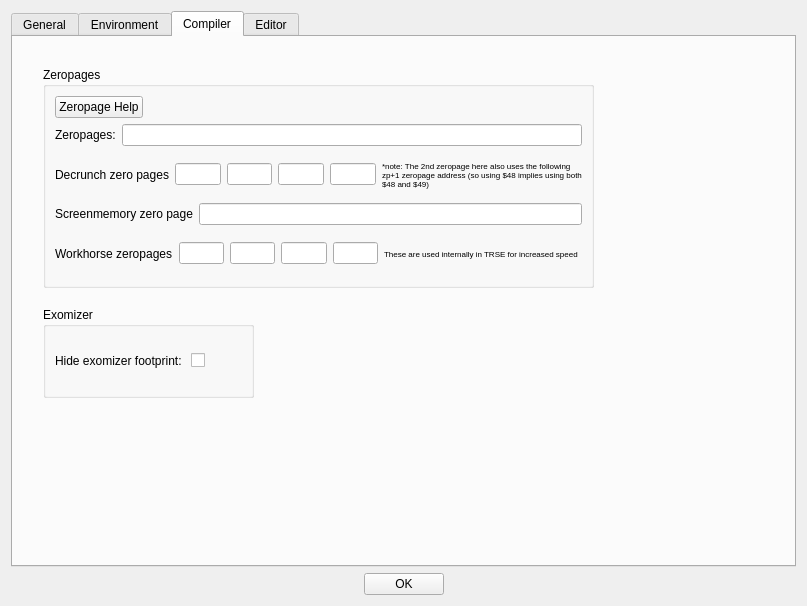
First picture: the form in source/dialogtrsesettings.ui, repository leuat/TRSE, before the edit.
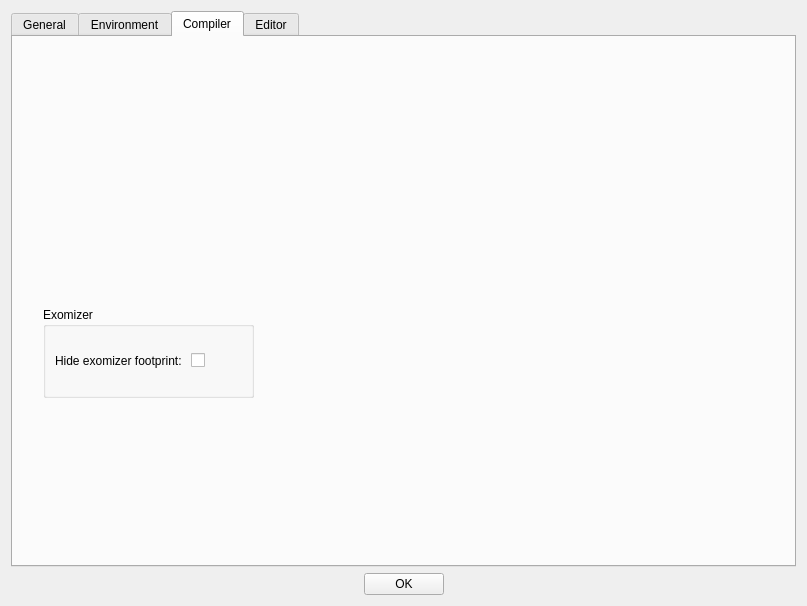
Second picture: the form after the edit.

Commit message: MemoryAnalyzer supports Zeropage overlap analysis. New dialog, can scale memory analyzer. New Dialog: project settings. StartBlock etc works for code as well as variables

```diff
--- a/source/dialogtrsesettings.ui
+++ b/source/dialogtrsesettings.ui
@@ -124,186 +124,6 @@
         <attribute name="title">
          <string>Compiler</string>
         </attribute>
-        <widget class="QGroupBox" name="groupBox_2">
-         <property name="geometry">
-          <rect>
-           <x>30</x>
-           <y>30</y>
-           <width>551</width>
-           <height>221</height>
-          </rect>
-         </property>
-         <property name="title">
-          <string>Zeropages</string>
-         </property>
-         <layout class="QHBoxLayout" name="horizontalLayout_9">
-          <item>
-           <layout class="QVBoxLayout" name="verticalLayout_3">
-            <property name="sizeConstraint">
-             <enum>QLayout::SetMinAndMaxSize</enum>
-            </property>
-            <item>
-             <layout class="QHBoxLayout" name="horizontalLayout_10">
-              <item>
-               <widget class="QPushButton" name="pushButton_2">
-                <property name="text">
-                 <string>Zeropage Help</string>
-                </property>
-               </widget>
-              </item>
-              <item>
-               <spacer name="horizontalSpacer_3">
-                <property name="orientation">
-                 <enum>Qt::Horizontal</enum>
-                </property>
-                <property name="sizeHint" stdset="0">
-                 <size>
-                  <width>40</width>
-                  <height>20</height>
-                 </size>
-                </property>
-               </spacer>
-              </item>
-             </layout>
-            </item>
-            <item>
-             <layout class="QHBoxLayout" name="horizontalLayout_3">
-              <item>
-               <widget class="QLabel" name="label_7">
-                <property name="text">
-                 <string>Zeropages:</string>
-                </property>
-               </widget>
-              </item>
-              <item>
-               <widget class="QLineEdit" name="leZeropages"/>
-              </item>
-             </layout>
-            </item>
-            <item>
-             <layout class="QHBoxLayout" name="horizontalLayout_6" stretch="1,2,2">
-              <item>
-               <widget class="QLabel" name="label_11">
-                <property name="text">
-                 <string>Decrunch zero pages</string>
-                </property>
-               </widget>
-              </item>
-              <item>
-               <layout class="QHBoxLayout" name="horizontalLayout_7">
-                <item>
-                 <layout class="QVBoxLayout" name="verticalLayout_2" stretch="0">
-                  <item>
-                   <layout class="QHBoxLayout" name="horizontalLayout">
-                    <item>
-                     <widget class="QLineEdit" name="leDecrunchZp1"/>
-                    </item>
-                    <item>
-                     <widget class="QLineEdit" name="leDecrunchZp2"/>
-                    </item>
-                    <item>
-                     <widget class="QLineEdit" name="leDecrunchZp3"/>
-                    </item>
-                    <item>
-                     <widget class="QLineEdit" name="leDecrunchZp4"/>
-                    </item>
-                   </layout>
-                  </item>
-                 </layout>
-                </item>
-               </layout>
-              </item>
-              <item>
-               <widget class="QLabel" name="label_13">
-                <property name="font">
-                 <font>
-                  <pointsize>6</pointsize>
-                 </font>
-                </property>
-                <property name="text">
-                 <string>*note: The 2nd zeropage here also uses the following zp+1 zeropage address (so using $48 implies using both $48 and $49)</string>
-                </property>
-                <property name="scaledContents">
-                 <bool>false</bool>
-                </property>
-                <property name="wordWrap">
-                 <bool>true</bool>
-                </property>
-               </widget>
-              </item>
-             </layout>
-            </item>
-            <item>
-             <layout class="QHBoxLayout" name="horizontalLayout_8">
-              <item>
-               <widget class="QLabel" name="label_12">
-                <property name="text">
-                 <string>Screenmemory zero page</string>
-                </property>
-               </widget>
-              </item>
-              <item>
-               <widget class="QLineEdit" name="leZeropageScreenMemory"/>
-              </item>
-             </layout>
-            </item>
-            <item>
-             <layout class="QHBoxLayout" name="horizontalLayout_13" stretch="1,2,2">
-              <item>
-               <widget class="QLabel" name="label_14">
-                <property name="text">
-                 <string>Workhorse zeropages</string>
-                </property>
-               </widget>
-              </item>
-              <item>
-               <layout class="QHBoxLayout" name="horizontalLayout_14">
-                <item>
-                 <layout class="QVBoxLayout" name="verticalLayout_5" stretch="0">
-                  <item>
-                   <layout class="QHBoxLayout" name="horizontalLayout_15">
-                    <item>
-                     <widget class="QLineEdit" name="leInternalZp1"/>
-                    </item>
-                    <item>
-                     <widget class="QLineEdit" name="leInternalZp2"/>
-                    </item>
-                    <item>
-                     <widget class="QLineEdit" name="leInternalZp3"/>
-                    </item>
-                    <item>
-                     <widget class="QLineEdit" name="leInternalZp4"/>
-                    </item>
-                   </layout>
-                  </item>
-                 </layout>
-                </item>
-               </layout>
-              </item>
-              <item>
-               <widget class="QLabel" name="label_15">
-                <property name="font">
-                 <font>
-                  <pointsize>6</pointsize>
-                 </font>
-                </property>
-                <property name="text">
-                 <string>These are used internally in TRSE for increased speed</string>
-                </property>
-                <property name="scaledContents">
-                 <bool>false</bool>
-                </property>
-                <property name="wordWrap">
-                 <bool>true</bool>
-                </property>
-               </widget>
-              </item>
-             </layout>
-            </item>
-           </layout>
-          </item>
-         </layout>
-        </widget>
         <widget class="QGroupBox" name="groupBox_3">
          <property name="geometry">
           <rect>
```
The commit also changes 26 other files.
